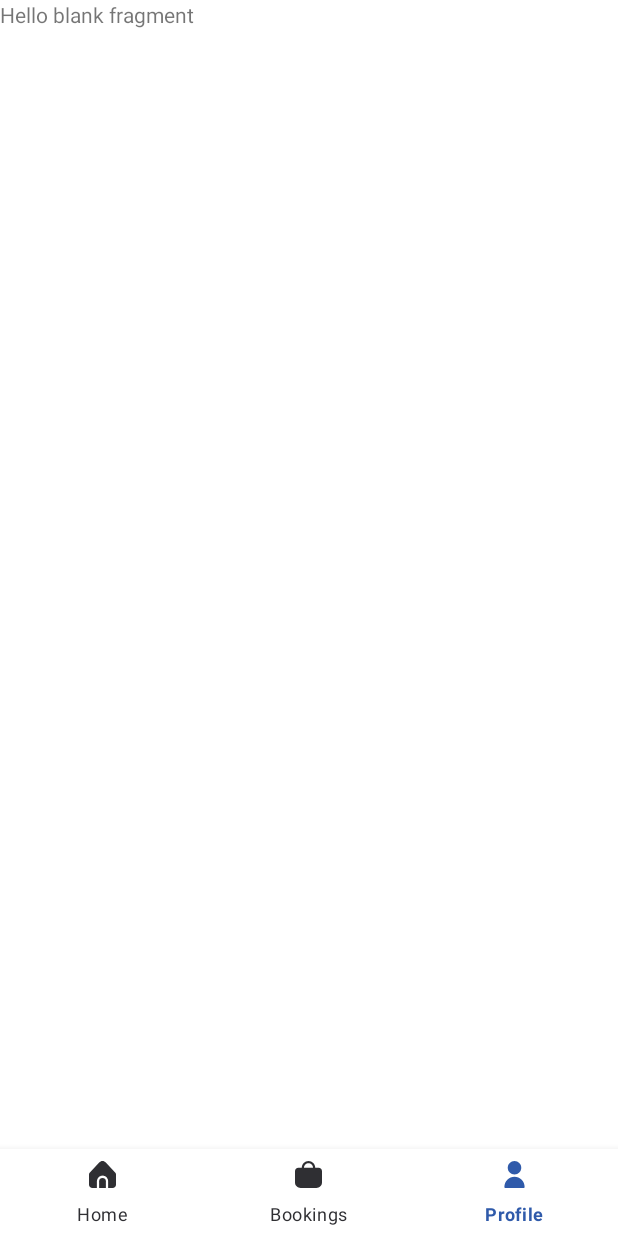
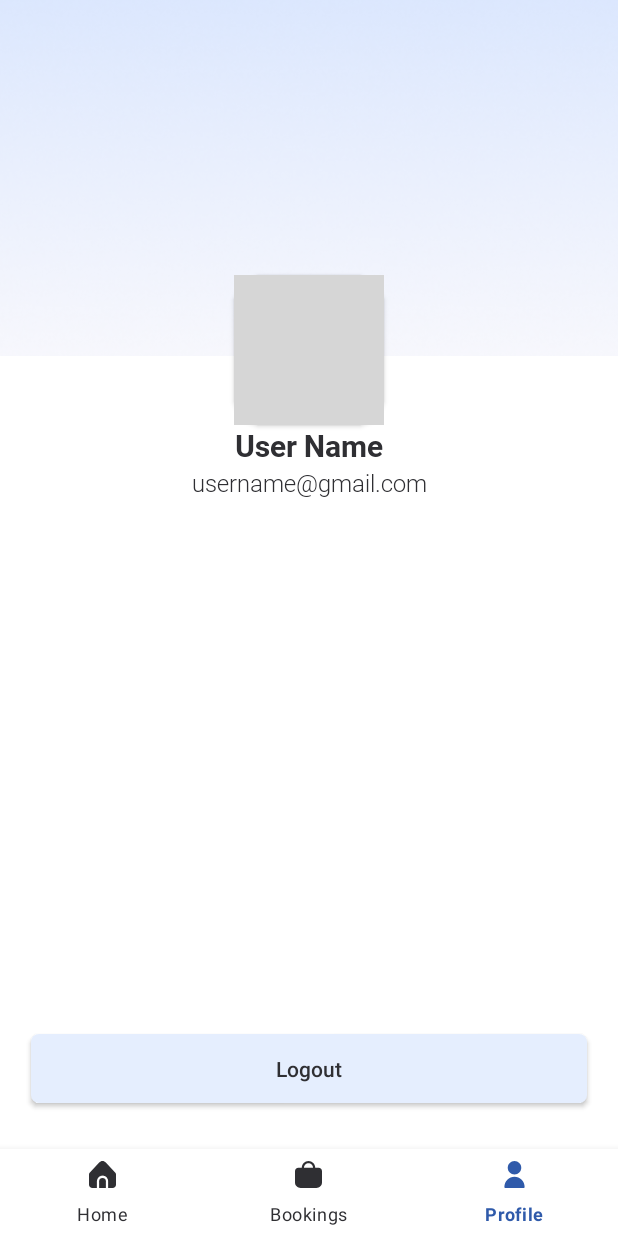
Before and after one commit to vishal206/Ticket_Booking, an Android app: the screen it shows after launch once a user with an empty profile is signed in (MainActivity), item 3 of the bottom bar chosen, on a phone screen of 412 x 824 dp. Run offline under Robolectric (Android 15) with nearby library versions, the phone set to English and light mode, and no system bars; our stand-ins replace Firebase (no records; nobody signed in at launch, a user with empty details on screens opened directly); libraries missing offline, so code that uses them is left out: org.checkerframework.checker; 3 statements that could not run were skipped; grey boxes are pictures that could not be loaded.

Commit message:
Completed ProfileFragment

```diff
--- a/app/build.gradle
+++ b/app/build.gradle
@@ -40,4 +40,8 @@ dependencies {
     testImplementation 'junit:junit:4.13.2'
     androidTestImplementation 'androidx.test.ext:junit:1.1.4'
     androidTestImplementation 'androidx.test.espresso:espresso-core:3.5.0'
+
+    //glide
+    implementation 'com.github.bumptech.glide:glide:4.14.2'
+    annotationProcessor 'com.github.bumptech.glide:compiler:4.14.2'
 }
--- a/app/src/main/java/com/example/plotlineticketbooking/LoginActivity.java
+++ b/app/src/main/java/com/example/plotlineticketbooking/LoginActivity.java
@@ -100,6 +100,7 @@ public class LoginActivity extends AppCompatActivity {
                             Map<String,Object> userInfo=new HashMap<>();
                             userInfo.put("name",account.getDisplayName());
                             userInfo.put("email",account.getEmail());
+                            userInfo.put("profilePic",account.getPhotoUrl());
                             db.collection("users").document(uid).set(userInfo).addOnCompleteListener(new OnCompleteListener<Void>() {
                                 @Override
                                 public void onComplete(@NonNull  Task<Void> task) {
--- a/app/src/main/java/com/example/plotlineticketbooking/ProfilePage/ProfileFragment.java
+++ b/app/src/main/java/com/example/plotlineticketbooking/ProfilePage/ProfileFragment.java
@@ -1,66 +1,93 @@
 package com.example.plotlineticketbooking.ProfilePage;
 
+import android.content.Intent;
+import android.graphics.Bitmap;
+import android.graphics.BitmapFactory;
+import android.graphics.drawable.Drawable;
 import android.os.Bundle;
 
+import androidx.annotation.NonNull;
 import androidx.fragment.app.Fragment;
 
 import android.view.LayoutInflater;
 import android.view.View;
 import android.view.ViewGroup;
+import android.widget.Button;
+import android.widget.ImageView;
+import android.widget.TextView;
 
+import com.bumptech.glide.Glide;
+import com.example.plotlineticketbooking.LoginActivity;
+import com.example.plotlineticketbooking.Models.Events;
 import com.example.plotlineticketbooking.R;
+import com.google.android.gms.tasks.OnCompleteListener;
+import com.google.android.gms.tasks.Task;
+import com.google.firebase.auth.FirebaseAuth;
+import com.google.firebase.auth.FirebaseUser;
+import com.google.firebase.firestore.DocumentSnapshot;
+import com.google.firebase.firestore.FirebaseFirestore;
+import com.google.firebase.firestore.QuerySnapshot;
 
-/**
- * A simple {@link Fragment} subclass.
- * Use the {@link ProfileFragment#newInstance} factory method to
- * create an instance of this fragment.
- */
+import java.io.BufferedInputStream;
+import java.io.IOException;
+import java.io.InputStream;
+import java.net.MalformedURLException;
+import java.net.URL;
+import java.util.ArrayList;
+import java.util.List;
+
+
 public class ProfileFragment extends Fragment {
 
-    // TODO: Rename parameter arguments, choose names that match
-    // the fragment initialization parameters, e.g. ARG_ITEM_NUMBER
-    private static final String ARG_PARAM1 = "param1";
-    private static final String ARG_PARAM2 = "param2";
-
-    // TODO: Rename and change types of parameters
-    private String mParam1;
-    private String mParam2;
-
-    public ProfileFragment() {
-        // Required empty public constructor
-    }
-
-    /**
-     * Use this factory method to create a new instance of
-     * this fragment using the provided parameters.
-     *
-     * @param param1 Parameter 1.
-     * @param param2 Parameter 2.
-     * @return A new instance of fragment ProfileFragment.
-     */
-    // TODO: Rename and change types and number of parameters
-    public static ProfileFragment newInstance(String param1, String param2) {
-        ProfileFragment fragment = new ProfileFragment();
-        Bundle args = new Bundle();
-        args.putString(ARG_PARAM1, param1);
-        args.putString(ARG_PARAM2, param2);
-        fragment.setArguments(args);
-        return fragment;
-    }
-
-    @Override
-    public void onCreate(Bundle savedInstanceState) {
-        super.onCreate(savedInstanceState);
-        if (getArguments() != null) {
-            mParam1 = getArguments().getString(ARG_PARAM1);
-            mParam2 = getArguments().getString(ARG_PARAM2);
-        }
-    }
-
+    private FirebaseFirestore firestore;
+    private FirebaseAuth mAuth;
+    private FirebaseUser mUser;
+    TextView userName,userEmail;
+    View view;
+    Button btnLogout;
+    String profileURL;
+    ImageView profileImage;
     @Override
     public View onCreateView(LayoutInflater inflater, ViewGroup container,
                              Bundle savedInstanceState) {
         // Inflate the layout for this fragment
-        return inflater.inflate(R.layout.fragment_profile, container, false);
+        view= inflater.inflate(R.layout.fragment_profile, container, false);
+        initializeViews();
+        setUserDetail();
+
+        btnLogout.setOnClickListener(new View.OnClickListener() {
+            @Override
+            public void onClick(View view) {
+                FirebaseAuth.getInstance().signOut();
+                startActivity(new Intent(getActivity(), LoginActivity.class));
+                getActivity().finish();
+            }
+        });
+
+
+        return view;
+    }
+
+    private void setUserDetail() {
+        firestore.collection("users").document(mUser.getUid()).get().addOnCompleteListener(new OnCompleteListener<DocumentSnapshot>() {
+            @Override
+            public void onComplete(@NonNull Task<DocumentSnapshot> task) {
+                userName.setText(task.getResult().get("name").toString());
+                userEmail.setText(task.getResult().get("email").toString());
+                profileURL=task.getResult().get("profilePic").toString();
+
+                Glide.with(getContext()).load(profileURL).into(profileImage);
+            }
+        });
+    }
+
+    private void initializeViews() {
+        firestore = FirebaseFirestore.getInstance();
+        mAuth = FirebaseAuth.getInstance();
+        mUser=mAuth.getCurrentUser();
+        userName=view.findViewById(R.id.userName);
+        userEmail=view.findViewById(R.id.userEmail);
+        btnLogout=view.findViewById(R.id.btnLogout);
+        profileImage=view.findViewById(R.id.profileImage);
     }
 }
--- a/app/src/main/res/layout/fragment_profile.xml
+++ b/app/src/main/res/layout/fragment_profile.xml
@@ -1,14 +1,118 @@
 <?xml version="1.0" encoding="utf-8"?>
-<FrameLayout xmlns:android="http://schemas.android.com/apk/res/android"
+<androidx.constraintlayout.widget.ConstraintLayout xmlns:android="http://schemas.android.com/apk/res/android"
+    xmlns:app="http://schemas.android.com/apk/res-auto"
     xmlns:tools="http://schemas.android.com/tools"
     android:layout_width="match_parent"
     android:layout_height="match_parent"
     tools:context=".ProfilePage.ProfileFragment">
 
-    <!-- TODO: Update blank fragment layout -->
+    <ImageView
+        android:id="@+id/imageView4"
+        android:layout_width="0dp"
+        android:layout_height="0dp"
+        android:scaleType="centerCrop"
+        app:layout_constraintBottom_toTopOf="@+id/guideline32"
+        app:layout_constraintEnd_toEndOf="parent"
+        app:layout_constraintStart_toStartOf="parent"
+        app:layout_constraintTop_toTopOf="parent"
+        app:srcCompat="@drawable/gradient_background" />
+
+    <androidx.cardview.widget.CardView
+        android:layout_width="wrap_content"
+        android:layout_height="wrap_content"
+        app:layout_constraintBottom_toTopOf="@+id/guideline31"
+        app:layout_constraintEnd_toStartOf="@+id/guideline1"
+        app:layout_constraintStart_toStartOf="@+id/guideline0"
+        app:cardCornerRadius="20dp">
+        <ImageView
+            android:id="@+id/profileImage"
+            android:layout_width="100dp"
+            android:layout_height="100dp"
+            android:gravity="start"
+
+            app:srcCompat="@drawable/primary_custom_button" />
+    </androidx.cardview.widget.CardView>
+
+
     <TextView
-        android:layout_width="match_parent"
-        android:layout_height="match_parent"
-        android:text="@string/hello_blank_fragment" />
+        android:id="@+id/userName"
+        android:layout_width="0dp"
+        android:layout_height="wrap_content"
+        android:fontFamily="@font/roboto_bold"
+        android:gravity="center"
+        android:text="User Name"
+        android:textColor="@color/textColor"
+        android:textSize="20dp"
+        app:layout_constraintEnd_toStartOf="@+id/guideline1"
+        app:layout_constraintStart_toStartOf="@+id/guideline0"
+        app:layout_constraintTop_toTopOf="@+id/guideline31" />
 
-</FrameLayout>
+    <TextView
+        android:id="@+id/userEmail"
+        android:layout_width="0dp"
+        android:layout_height="wrap_content"
+        android:fontFamily="@font/roboto_light"
+        android:gravity="center"
+        android:text="username@gmail.com"
+        android:textColor="@color/textColor"
+        android:textSize="16dp"
+        app:layout_constraintEnd_toStartOf="@+id/guideline1"
+        app:layout_constraintStart_toStartOf="@+id/guideline0"
+        app:layout_constraintTop_toBottomOf="@+id/userName" />
+
+    <androidx.appcompat.widget.AppCompatButton
+        android:id="@+id/btnLogout"
+        android:layout_width="0dp"
+        android:layout_height="0dp"
+        android:layout_weight="1"
+        android:background="@drawable/secondary_custom_button"
+        android:text="Logout"
+        android:textAllCaps="false"
+        android:textColor="@color/secondaryButtonTextColor"
+        app:layout_constraintBottom_toTopOf="@+id/guideline34"
+        app:layout_constraintEnd_toStartOf="@+id/guideline1"
+        app:layout_constraintStart_toStartOf="@+id/guideline0"
+        app:layout_constraintTop_toTopOf="@+id/guideline33" />
+
+
+    <androidx.constraintlayout.widget.Guideline
+        android:id="@+id/guideline0"
+        android:layout_width="wrap_content"
+        android:layout_height="wrap_content"
+        android:orientation="vertical"
+        app:layout_constraintGuide_percent="0.05" />
+
+    <androidx.constraintlayout.widget.Guideline
+        android:id="@+id/guideline1"
+        android:layout_width="wrap_content"
+        android:layout_height="wrap_content"
+        android:orientation="vertical"
+        app:layout_constraintGuide_percent="0.95" />
+
+    <androidx.constraintlayout.widget.Guideline
+        android:id="@+id/guideline31"
+        android:layout_width="wrap_content"
+        android:layout_height="wrap_content"
+        android:orientation="horizontal"
+        app:layout_constraintGuide_percent="0.37" />
+    <androidx.constraintlayout.widget.Guideline
+        android:id="@+id/guideline33"
+        android:layout_width="wrap_content"
+        android:layout_height="wrap_content"
+        android:orientation="horizontal"
+        app:layout_constraintGuide_percent="0.90" />
+
+    <androidx.constraintlayout.widget.Guideline
+        android:id="@+id/guideline34"
+        android:layout_width="wrap_content"
+        android:layout_height="wrap_content"
+        android:orientation="horizontal"
+        app:layout_constraintGuide_percent="0.96" />
+
+    <androidx.constraintlayout.widget.Guideline
+        android:id="@+id/guideline32"
+        android:layout_width="wrap_content"
+        android:layout_height="wrap_content"
+        android:orientation="horizontal"
+        app:layout_constraintGuide_percent="0.31" />
+</androidx.constraintlayout.widget.ConstraintLayout>
```
Also changed, not shown: app/src/main/res/drawable-v24/gradient_background.png (added).
